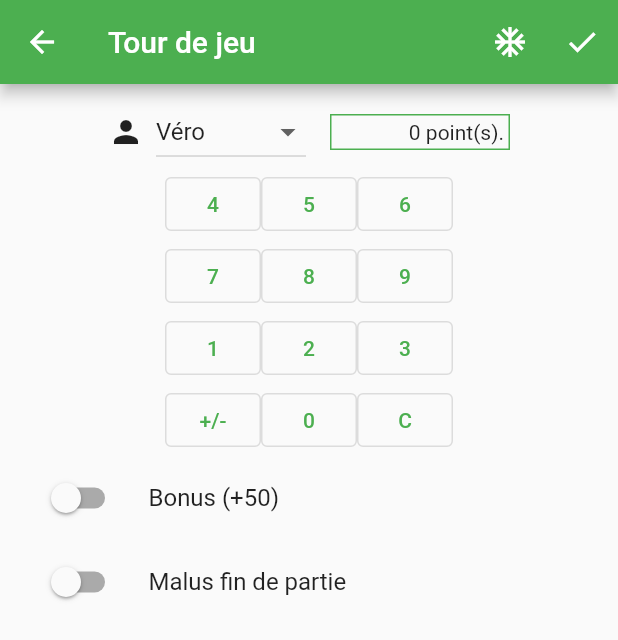
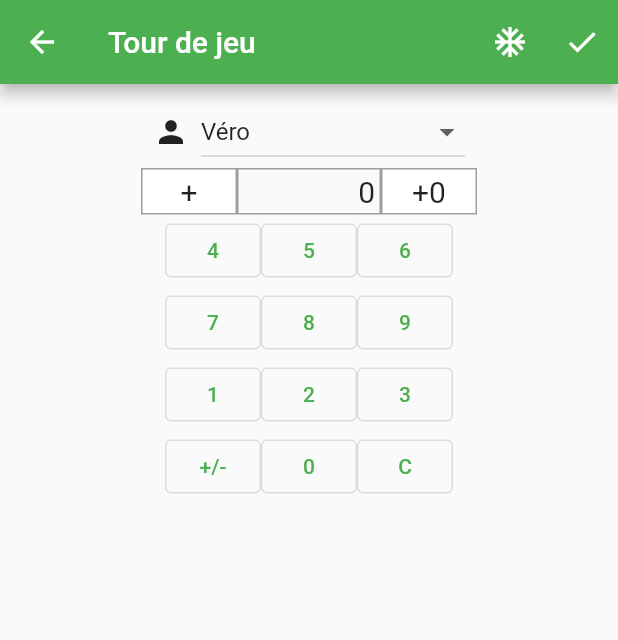
Before and after one commit to abasty/getx_scorer, a Flutter app: the TurnScreen screen opened by its route, on a phone screen of 412 x 824 dp. Shown: the top 640 px of the screen. Run offline on Flutter 3.47's test engine with Material 2 defaults, Android fonts, the phone set to English and light mode, and no system bars; our stand-ins replace get, get_storage; accounts and stored records are empty.

Commit message:
UX changes on TurnScreen

```diff
--- a/lib/view/turn_screen.dart
+++ b/lib/view/turn_screen.dart
@@ -42,10 +42,10 @@ class TurnScreen extends GameView {
               children: [
                 const Icon(Icons.person),
                 const SizedBox(width: 8),
-                SizedBox(
-                  width: 100,
-                  child: GetX<GameController>(
-                    builder: (game) => DropdownButton<String>(
+                GetX<GameController>(
+                  builder: (game) => SizedBox(
+                    width: 176,
+                    child: DropdownButton<String>(
                       isExpanded: true,
                       value: game.players[game.playerTurn.value],
                       onChanged: (String? newValue) => game.playerTurn.value =
@@ -61,39 +61,69 @@ class TurnScreen extends GameView {
                     ),
                   ),
                 ),
-                //const Spacer(),
-                const SizedBox(width: 16),
-                GetX<GameController>(builder: (game) {
-                  return SizedBox(
-                    width: 120,
+              ],
+            ),
+            GetX<GameController>(builder: (game) {
+              return Row(
+                mainAxisAlignment: MainAxisAlignment.center,
+                children: [
+                  GetX<GameController>(builder: (game) {
+                    return GestureDetector(
+                      child: Container(
+                        width: 64,
+                        color: game.malus.value ? Colors.red : Colors.white,
+                        child: Container(
+                          padding: const EdgeInsets.all(3.0),
+                          decoration: BoxDecoration(
+                              border: Border.all(color: Colors.grey)),
+                          child: Text(
+                            game.malus.value ? '-' : '+',
+                            style: const TextStyle(fontSize: 20.0),
+                            textAlign: TextAlign.center,
+                          ),
+                        ),
+                      ),
+                      onTap: () => game.malus.value = !game.malus.value,
+                    );
+                  }),
+                  SizedBox(
+                    width: 96,
                     child: Container(
                       padding: const EdgeInsets.all(3.0),
-                      decoration: BoxDecoration(
-                          border: Border.all(color: Colors.green)),
+                      decoration:
+                          BoxDecoration(border: Border.all(color: Colors.grey)),
                       child: Text(
-                        '${game.pointsTurn.value != "" ? game.pointsTurn.value : '0'} point(s).',
+                        game.pointsTurn.value != ''
+                            ? game.pointsTurn.value
+                            : '0',
+                        style: const TextStyle(fontSize: 20.0),
                         textAlign: TextAlign.end,
                       ),
                     ),
-                  );
-                }),
-              ],
-            ),
+                  ),
+                  GetX<GameController>(builder: (game) {
+                    return GestureDetector(
+                      child: Container(
+                        width: 64,
+                        color: game.bonus.value ? Colors.green : Colors.white,
+                        child: Container(
+                          padding: const EdgeInsets.all(3.0),
+                          decoration: BoxDecoration(
+                              border: Border.all(color: Colors.grey)),
+                          child: Text(
+                            game.bonus.value ? '+50' : '+0',
+                            style: const TextStyle(fontSize: 20.0),
+                            textAlign: TextAlign.center,
+                          ),
+                        ),
+                      ),
+                      onTap: () => game.bonus.value = !game.bonus.value,
+                    );
+                  }),
+                ],
+              );
+            }),
             const DigitKeyboard(),
-            GetX<GameController>(
-                builder: (game) => ListTile(
-                    title: const Text('Bonus (+50)'),
-                    leading: Switch(
-                      value: game.bonus.value,
-                      onChanged: (value) => game.bonus.value = value,
-                    ))),
-            GetX<GameController>(
-                builder: (game) => ListTile(
-                    title: const Text('Malus fin de partie'),
-                    leading: Switch(
-                      value: game.malus.value,
-                      onChanged: (value) => game.malus.value = value,
-                    ))),
           ]),
         ));
   }
```
